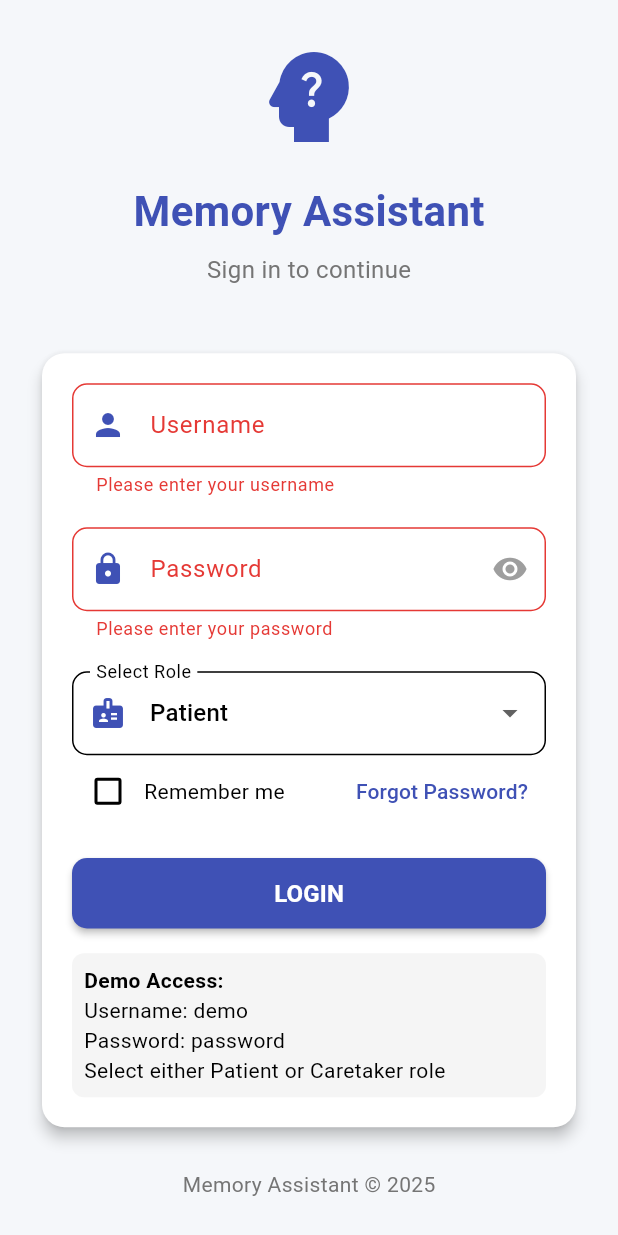
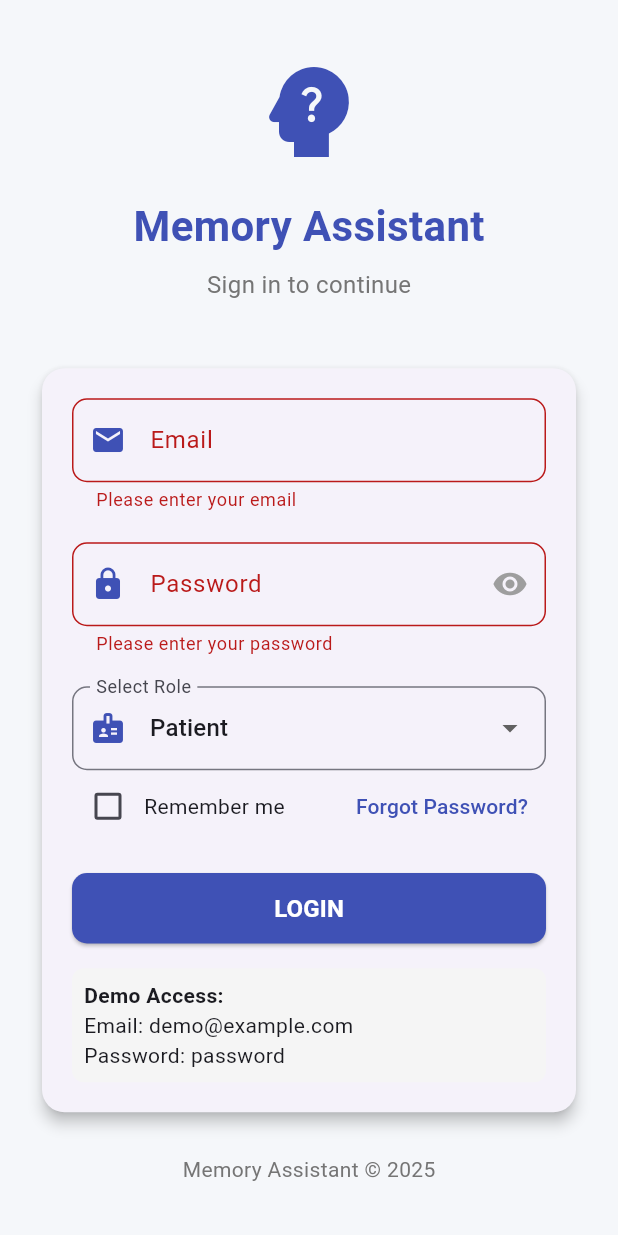
Before and after one commit to sanjaysagar12/memory_assistant, a Flutter app: the LoginScreen screen opened directly, after a tap on "LOGIN", on a phone screen of 412 x 824 dp. Run offline on Flutter 3.47's test engine with Material 3 defaults, Android fonts, the phone set to English and light mode, and no system bars; our stand-ins replace geolocator, google_maps_flutter, shared_preferences, speech_to_text; accounts and stored records are empty; network calls fail.

```diff
--- a/lib/screens/login_screen.dart
+++ b/lib/screens/login_screen.dart
@@ -1,4 +1,7 @@
 import 'package:flutter/material.dart';
+import 'package:http/http.dart' as http;
+import 'dart:convert';
+import 'package:shared_preferences/shared_preferences.dart';
 import '../theme/app_theme.dart';
 import 'home_screen.dart';
 import 'caretaker_screen.dart';
@@ -17,6 +20,76 @@ class _LoginScreenState extends State<LoginScreen> {
   String _selectedRole = 'Patient';
   bool _isPasswordVisible = false;
   bool _rememberMe = false;
+  bool _isLoading = false;
+  String? _errorMessage;
+
+  @override
+  void initState() {
+    super.initState();
+    _checkToken();
+  }
+
+  Future<void> _checkToken() async {
+    setState(() {
+      _isLoading = true;
+    });
+
+    final prefs = await SharedPreferences.getInstance();
+    final token = prefs.getString('accessToken');
+
+    if (token != null) {
+      try {
+        final response = await http.get(
+          Uri.parse('https://api.selfmade.plus/auth/profile'),
+          headers: {
+            'Authorization': 'Bearer $token',
+            'Content-Type': 'application/json'
+          },
+        );
+
+        if (response.statusCode == 200) {
+          final userData = jsonDecode(response.body);
+          final userRole = userData['role'];
+          final userEmail = userData['email'];
+
+          if (userRole == 'PATIENT') {
+            Navigator.pushReplacement(
+              context,
+              MaterialPageRoute(
+                builder: (context) => HomeScreen(
+                  role: 'Patient',
+                  username: userEmail,
+                ),
+              ),
+            );
+          } else if (userRole == 'CARETAKER') {
+            Navigator.pushReplacement(
+              context,
+              MaterialPageRoute(
+                builder: (context) => CaretakerScreen(
+                  username: userEmail,
+                ),
+              ),
+            );
+          }
+        } else {
+          // Token invalid, clear preferences
+          prefs.remove('accessToken');
+          prefs.remove('userRole');
+          prefs.remove('userEmail');
+        }
+      } catch (e) {
+        // Error occurred, but we'll just show the login screen
+        print('Error verifying token: $e');
+      }
+    }
+
+    if (mounted) {
+      setState(() {
+        _isLoading = false;
+      });
+    }
+  }
 
   @override
   void dispose() {
@@ -25,35 +98,114 @@ class _LoginScreenState extends State<LoginScreen> {
     super.dispose();
   }
 
-  void _login() {
+  Future<void> _login() async {
     if (_formKey.currentState!.validate()) {
-      // Navigate to appropriate screen based on role
-      if (_selectedRole == 'Patient') {
+      setState(() {
+        _isLoading = true;
+        _errorMessage = null;
+      });
+
+      try {
+        // Send login request to the API
+        final response = await http.post(
+          Uri.parse('https://api.selfmade.plus/login'),
+          headers: {'Content-Type': 'application/json'},
+          body: jsonEncode({
+            'email': _usernameController.text,
+            'password': _passwordController.text,
+          }),
+        );
+
+        if (response.statusCode == 200) {
+          // Successful login
+          final responseData = jsonDecode(response.body);
+
+          // Extract data from response
+          final accessToken = responseData['accessToken'];
+          final userData = responseData['user'];
+          final userId = userData['id'];
+          final userEmail = userData['email'];
+          final userRole = userData['role'];
+
+          // Save to SharedPreferences
+          final prefs = await SharedPreferences.getInstance();
+          await prefs.setString('accessToken', accessToken);
+          await prefs.setString('userId', userId);
+          await prefs.setString('userEmail', userEmail);
+          await prefs.setString('userRole', userRole);
+
+          // Navigate based on role from API response
+          if (userRole == 'PATIENT') {
             Navigator.pushReplacement(
               context,
               MaterialPageRoute(
-            builder:
-                (context) => HomeScreen(
-                  role: _selectedRole,
-                  username: _usernameController.text,
+                builder: (context) => HomeScreen(
+                  role: 'Patient',
+                  username: userEmail,
+                ),
+              ),
+            );
+          } else if (userRole == 'CARETAKER') {
+            Navigator.pushReplacement(
+              context,
+              MaterialPageRoute(
+                builder: (context) => CaretakerScreen(
+                  username: userEmail,
                 ),
               ),
             );
           } else {
-        Navigator.pushReplacement(
-          context,
-          MaterialPageRoute(
-            builder:
-                (context) =>
-                    CaretakerScreen(username: _usernameController.text),
-          ),
-        );
+            setState(() {
+              _errorMessage = 'Unknown user role: $userRole';
+            });
+          }
+        } else {
+          // Failed login
+          Map<String, dynamic> responseData = {};
+          try {
+            responseData = jsonDecode(response.body);
+          } catch (e) {
+            // Handle non-JSON responses
+          }
+
+          setState(() {
+            _errorMessage = responseData['message'] ?? 'Login failed. Please check your credentials.';
+          });
+        }
+      } catch (e) {
+        setState(() {
+          _errorMessage = 'Network error. Please check your connection.';
+        });
+      } finally {
+        if (mounted) {
+          setState(() {
+            _isLoading = false;
+          });
+        }
       }
     }
   }
 
   @override
   Widget build(BuildContext context) {
+    if (_isLoading && _errorMessage == null) {
+      return Scaffold(
+        backgroundColor: AppTheme.backgroundColor,
+        body: Center(
+          child: Column(
+            mainAxisAlignment: MainAxisAlignment.center,
+            children: [
+              CircularProgressIndicator(color: AppTheme.primaryColor),
+              SizedBox(height: 16),
+              Text("Checking credentials...",
+                style: TextStyle(color: AppTheme.primaryColor),
+              ),
+            ],
+          ),
+        ),
+      );
+    }
+
     return Scaffold(
       backgroundColor: AppTheme.backgroundColor,
       body: SafeArea(
@@ -101,13 +253,14 @@ class _LoginScreenState extends State<LoginScreen> {
                       child: Column(
                         crossAxisAlignment: CrossAxisAlignment.stretch,
                         children: [
-                          // Username Field
+                          // Email Field
                           TextFormField(
                             controller: _usernameController,
+                            keyboardType: TextInputType.emailAddress,
                             decoration: InputDecoration(
-                              labelText: "Username",
+                              labelText: "Email",
                               prefixIcon: Icon(
-                                Icons.person,
+                                Icons.email,
                                 color: AppTheme.primaryColor,
                               ),
                               border: OutlineInputBorder(
@@ -123,7 +276,7 @@ class _LoginScreenState extends State<LoginScreen> {
                             ),
                             validator: (value) {
                               if (value == null || value.isEmpty) {
-                                return 'Please enter your username';
+                                return 'Please enter your email';
                               }
                               return null;
                             },
@@ -173,7 +326,7 @@ class _LoginScreenState extends State<LoginScreen> {
                           ),
                           const SizedBox(height: 20),
 
-                          // Role Selection
+                          // Role Selection (this will be overridden by the API response)
                           DropdownButtonFormField<String>(
                             decoration: InputDecoration(
                               labelText: "Select Role",
@@ -208,6 +361,19 @@ class _LoginScreenState extends State<LoginScreen> {
                                     child: Text(value),
                                   );
                                 }).toList(),
+                          ),
+
+                          // Error message
+                          if (_errorMessage != null)
+                            Padding(
+                              padding: const EdgeInsets.only(top: 12.0),
+                              child: Text(
+                                _errorMessage!,
+                                style: TextStyle(
+                                  color: Colors.red,
+                                  fontSize: 14,
+                                ),
+                              ),
                             ),
 
                           // Remember Me
@@ -250,8 +416,17 @@ class _LoginScreenState extends State<LoginScreen> {
                                 borderRadius: BorderRadius.circular(10),
                               ),
                             ),
-                            onPressed: _login,
-                            child: Text(
+                            onPressed: _isLoading ? null : _login,
+                            child: _isLoading
+                              ? SizedBox(
+                                  height: 20,
+                                  width: 20,
+                                  child: CircularProgressIndicator(
+                                    color: Colors.white,
+                                    strokeWidth: 2,
+                                  ),
+                                )
+                              : Text(
                                   'LOGIN',
                                   style: TextStyle(
                                     fontSize: 16,
@@ -276,9 +451,8 @@ class _LoginScreenState extends State<LoginScreen> {
                                   'Demo Access:',
                                   style: TextStyle(fontWeight: FontWeight.bold),
                                 ),
-                                Text('Username: demo'),
+                                Text('Email: demo@example.com'),
                                 Text('Password: password'),
-                                Text('Select either Patient or Caretaker role'),
                               ],
                             ),
                           ),
--- a/pubspec.yaml
+++ b/pubspec.yaml
@@ -35,6 +35,8 @@ dependencies:
   google_maps_flutter: ^2.5.0
   permission_handler: ^11.0.1
   timeago: ^3.7.0
+  http: ^1.1.0
+  shared_preferences: ^2.2.1
   # The following adds the Cupertino Icons font to your application.
   # Use with the CupertinoIcons class for iOS style icons.
   cupertino_icons: ^1.0.8
```
Also changed, not shown: lib/main.dart (+7 -3 lines), lib/screens/splash_screen.dart (added, +94 -0 lines), lib/services/auth_service.dart (added, +67 -0 lines), pubspec.lock. Lines whose indentation alone changed are shown as unchanged.
